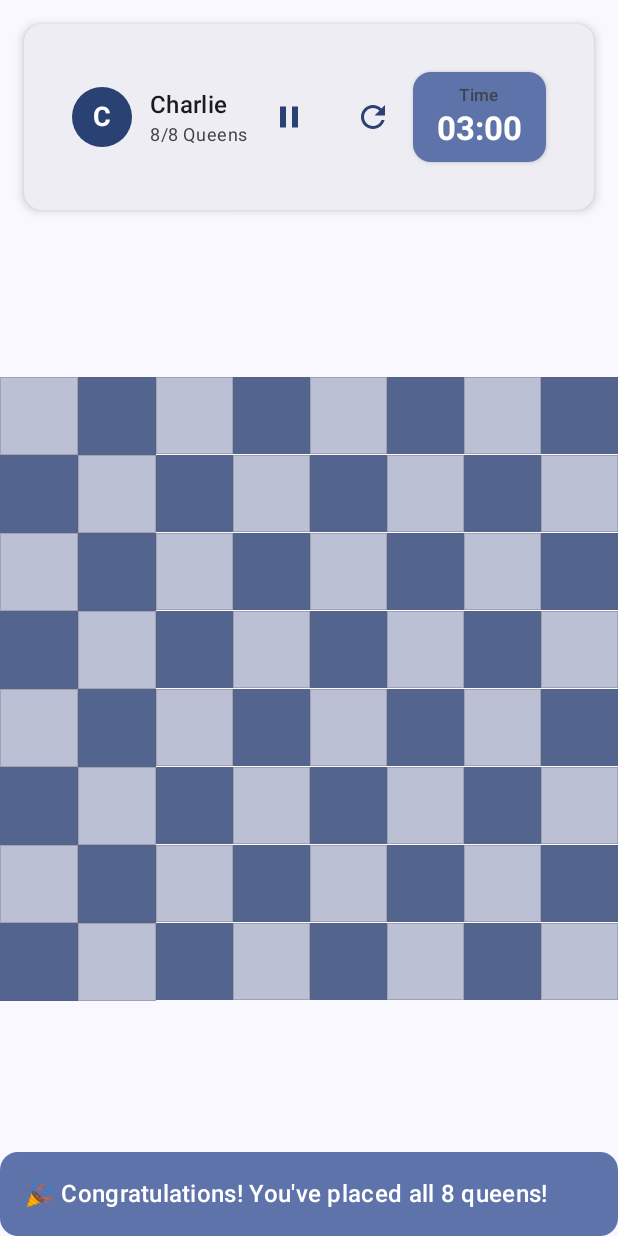
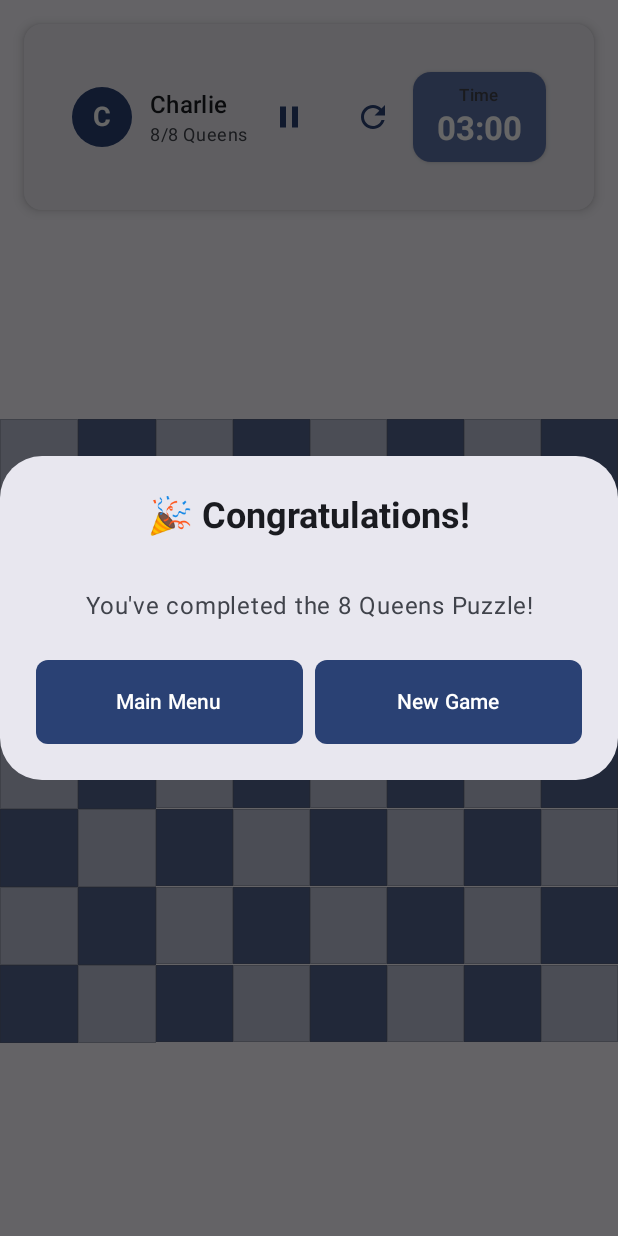
Before and after one commit to danilo04/nqueens-game, an Android app built with Jetpack Compose: the @Preview function NQueensGameScreenCompletedPreview, on a phone screen of 412 x 824 dp. Run offline under Robolectric (Android 15) with nearby library versions, the phone set to English and light mode, and no system bars; our stand-ins replace Dagger/Hilt's generated code.

Commit message:
Use a dialog to show message to winner

```diff
--- a/app/src/main/java/com/nqueens/game/core/design/components/CGButton.kt
+++ b/app/src/main/java/com/nqueens/game/core/design/components/CGButton.kt
@@ -5,6 +5,7 @@ import androidx.compose.foundation.layout.fillMaxWidth
 import androidx.compose.foundation.layout.height
 import androidx.compose.foundation.shape.RoundedCornerShape
 import androidx.compose.material3.Button
+import androidx.compose.material3.ButtonColors
 import androidx.compose.material3.ButtonDefaults
 import androidx.compose.material3.MaterialTheme
 import androidx.compose.runtime.Composable
@@ -16,6 +17,10 @@ fun CGButton(
     onClick: () -> Unit,
     modifier: Modifier = Modifier,
     enabled: Boolean = true,
+    colors: ButtonColors =
+        ButtonDefaults.buttonColors(
+            containerColor = MaterialTheme.colorScheme.primary,
+        ),
     content: @Composable RowScope.() -> Unit,
 ) {
     Button(
@@ -24,10 +29,7 @@ fun CGButton(
             modifier
                 .fillMaxWidth()
                 .height(56.dp),
-        colors =
-            ButtonDefaults.buttonColors(
-                containerColor = MaterialTheme.colorScheme.primary,
-            ),
+        colors = colors,
         enabled = enabled,
         shape = RoundedCornerShape(8.dp),
         content = content,
--- a/app/src/main/java/com/nqueens/game/features/nqueens/ui/NQueensGameScreen.kt
+++ b/app/src/main/java/com/nqueens/game/features/nqueens/ui/NQueensGameScreen.kt
@@ -22,6 +22,7 @@ import androidx.compose.material.icons.automirrored.filled.ArrowBack
 import androidx.compose.material.icons.filled.Pause
 import androidx.compose.material.icons.filled.PlayArrow
 import androidx.compose.material.icons.filled.Refresh
+import androidx.compose.material3.AlertDialog
 import androidx.compose.material3.Card
 import androidx.compose.material3.CardDefaults
 import androidx.compose.material3.CenterAlignedTopAppBar
@@ -33,6 +34,11 @@ import androidx.compose.material3.Scaffold
 import androidx.compose.material3.Surface
 import androidx.compose.material3.Text
 import androidx.compose.runtime.Composable
+import androidx.compose.runtime.LaunchedEffect
+import androidx.compose.runtime.getValue
+import androidx.compose.runtime.mutableStateOf
+import androidx.compose.runtime.remember
+import androidx.compose.runtime.setValue
 import androidx.compose.ui.Alignment
 import androidx.compose.ui.Modifier
 import androidx.compose.ui.draw.clip
@@ -40,13 +46,16 @@ import androidx.compose.ui.graphics.Color
 import androidx.compose.ui.platform.LocalConfiguration
 import androidx.compose.ui.res.stringResource
 import androidx.compose.ui.text.font.FontWeight
+import androidx.compose.ui.text.style.TextAlign
 import androidx.compose.ui.tooling.preview.Preview
 import androidx.compose.ui.unit.dp
 import androidx.compose.ui.unit.sp
+import androidx.compose.ui.window.DialogProperties
 import androidx.hilt.navigation.compose.hiltViewModel
 import androidx.lifecycle.compose.collectAsStateWithLifecycle
 import com.nqueens.game.R
 import com.nqueens.game.core.board.ui.components.BoardView
+import com.nqueens.game.core.design.components.CGButton
 import com.nqueens.game.core.design.theme.ChessGamesTheme
 import com.nqueens.game.core.utils.ui.rememberAppState
 import com.nqueens.game.features.nqueens.domain.NQueensBoardGame
@@ -101,6 +110,7 @@ fun NQueensGameScreen(
                 }
             },
             onResetGame = viewModel::resetGame,
+            onNavigateToMainMenu = onNavigateBack,
             modifier = modifier.padding(paddingValues),
         )
     }
@@ -111,6 +121,7 @@ fun NQueensGameScreenContent(
     uiState: NQueensGameUiState,
     onPauseToggle: () -> Unit,
     onResetGame: () -> Unit,
+    onNavigateToMainMenu: () -> Unit,
     modifier: Modifier = Modifier,
 ) {
     val configuration = LocalConfiguration.current
@@ -155,7 +166,7 @@ fun NQueensGameScreenContent(
                         isGameCompleted = uiState.isGameCompleted,
                         onPauseToggle = onPauseToggle,
                         onResetGame = onResetGame,
-                        isLandScape = isLandscape,
+                        isLandScape = true,
                     )
 
                     Spacer(modifier = Modifier.weight(1f))
@@ -164,6 +175,8 @@ fun NQueensGameScreenContent(
                     GameStatusSection(
                         isGameCompleted = uiState.isGameCompleted,
                         totalQueens = uiState.totalQueens,
+                        onNewGame = onResetGame,
+                        onMainMenu = onNavigateToMainMenu,
                     )
                 }
             }
@@ -182,7 +195,7 @@ fun NQueensGameScreenContent(
                     isGameCompleted = uiState.isGameCompleted,
                     onPauseToggle = onPauseToggle,
                     onResetGame = onResetGame,
-                    isLandScape = isLandscape,
+                    isLandScape = false,
                     modifier = Modifier.padding(16.dp),
                 )
 
@@ -201,6 +214,8 @@ fun NQueensGameScreenContent(
                 GameStatusSection(
                     isGameCompleted = uiState.isGameCompleted,
                     totalQueens = uiState.totalQueens,
+                    onNewGame = onResetGame,
+                    onMainMenu = onNavigateToMainMenu,
                 )
             }
         }
@@ -263,7 +278,14 @@ fun GameHeaderSection(
                     ) {
                         Icon(
                             imageVector = if (isGamePaused) Icons.Default.PlayArrow else Icons.Default.Pause,
-                            contentDescription = if (isGamePaused) "Resume" else "Pause",
+                            contentDescription =
+                                if (isGamePaused) {
+                                    stringResource(
+                                        R.string.resume_game,
+                                    )
+                                } else {
+                                    stringResource(R.string.pause_game)
+                                },
                             tint = MaterialTheme.colorScheme.primary,
                         )
                     }
@@ -273,7 +295,7 @@ fun GameHeaderSection(
                     IconButton(onClick = onResetGame) {
                         Icon(
                             imageVector = Icons.Default.Refresh,
-                            contentDescription = "Reset Game",
+                            contentDescription = stringResource(R.string.reset_game),
                             tint = MaterialTheme.colorScheme.primary,
                         )
                     }
@@ -342,7 +364,7 @@ fun PlayerInfoSection(
                     color = MaterialTheme.colorScheme.onSurface,
                 )
                 Text(
-                    text = "$queensPlaced/$totalQueens Queens",
+                    text = "$queensPlaced/$totalQueens ${stringResource(R.string.queens_count)}",
                     style = MaterialTheme.typography.bodySmall,
                     color = MaterialTheme.colorScheme.onSurfaceVariant,
                 )
@@ -377,7 +399,7 @@ fun TimerSection(
             horizontalAlignment = Alignment.CenterHorizontally,
         ) {
             Text(
-                text = "Time",
+                text = stringResource(R.string.time_label),
                 style = MaterialTheme.typography.labelSmall,
                 color = MaterialTheme.colorScheme.onSurfaceVariant,
             )
@@ -430,7 +452,7 @@ fun BoardSection(
                         ),
                 ) {
                     Text(
-                        text = "PAUSED",
+                        text = stringResource(R.string.game_paused),
                         modifier = Modifier.padding(24.dp),
                         style = MaterialTheme.typography.headlineMedium,
                         fontWeight = FontWeight.Bold,
@@ -443,28 +465,115 @@ fun BoardSection(
 }
 
 @Composable
+fun GameCompletionDialog(
+    totalQueens: Int,
+    onNewGame: () -> Unit,
+    onMainMenu: () -> Unit,
+    onDismiss: () -> Unit,
+) {
+    AlertDialog(
+        onDismissRequest = onDismiss,
+        properties = DialogProperties(dismissOnClickOutside = false),
+        confirmButton = {
+            Row(
+                horizontalArrangement = Arrangement.spacedBy(8.dp),
+            ) {
+                CGButton(
+                    onClick = onMainMenu,
+                    modifier = Modifier.weight(1f),
+                ) {
+                    Text(stringResource(R.string.main_menu))
+                }
+                CGButton(
+                    onClick = onNewGame,
+                    modifier = Modifier.weight(1f),
+                ) {
+                    Text(stringResource(R.string.new_game))
+                }
+            }
+        },
+        title = {
+            Text(
+                text = stringResource(R.string.congratulations_title),
+                style = MaterialTheme.typography.headlineSmall,
+                fontWeight = FontWeight.Bold,
+                textAlign = TextAlign.Center,
+                modifier = Modifier.fillMaxWidth(),
+            )
+        },
+        text = {
+            Column(
+                horizontalAlignment = Alignment.CenterHorizontally,
+                modifier = Modifier.fillMaxWidth(),
+            ) {
+                Spacer(modifier = Modifier.height(16.dp))
+                Text(
+                    text = stringResource(R.string.puzzle_completed_message, totalQueens),
+                    style = MaterialTheme.typography.bodyLarge,
+                    textAlign = TextAlign.Center,
+                )
+            }
+        },
+    )
+}
+
+@Composable
+fun ConfettiAnimation() {
+    Box(
+        modifier =
+            Modifier
+                .fillMaxWidth()
+                .height(100.dp),
+        contentAlignment = Alignment.Center,
+    ) {
+        // Simple confetti representation using emojis
+        val confettiEmojis = listOf("🎉", "🎊", "✨", "🌟", "💫")
+
+        Row(
+            horizontalArrangement = Arrangement.SpaceEvenly,
+            modifier = Modifier.fillMaxWidth(),
+        ) {
+            confettiEmojis.forEach { emoji ->
+                Text(
+                    text = emoji,
+                    fontSize = 24.sp,
+                    modifier = Modifier.padding(4.dp),
+                )
+            }
+        }
+    }
+}
+
+@Composable
 fun GameStatusSection(
     isGameCompleted: Boolean,
     totalQueens: Int,
-    modifier: Modifier = Modifier,
+    onNewGame: () -> Unit,
+    onMainMenu: () -> Unit,
 ) {
-    if (isGameCompleted) {
-        Card(
-            modifier = modifier.fillMaxWidth(),
-            colors =
-                CardDefaults.cardColors(
-                    containerColor = MaterialTheme.colorScheme.primaryContainer,
-                ),
-        ) {
-            Text(
-                text = "🎉 Congratulations! You've placed all $totalQueens queens!",
-                modifier = Modifier.padding(16.dp),
-                style = MaterialTheme.typography.titleMedium,
-                fontWeight = FontWeight.SemiBold,
-                color = MaterialTheme.colorScheme.onPrimaryContainer,
-                textAlign = androidx.compose.ui.text.style.TextAlign.Center,
-            )
+    var showDialog by remember { mutableStateOf(false) }
+
+    LaunchedEffect(isGameCompleted) {
+        if (isGameCompleted) {
+            showDialog = true
         }
+    }
+
+    if (showDialog && isGameCompleted) {
+        GameCompletionDialog(
+            totalQueens = totalQueens,
+            onNewGame = {
+                showDialog = false
+                onNewGame()
+            },
+            onMainMenu = {
+                showDialog = false
+                onMainMenu()
+            },
+            onDismiss = {
+                showDialog = false
+            },
+        )
     }
 }
 
@@ -494,6 +603,7 @@ fun NQueensGameScreenPreview() {
             uiState = mockUiState,
             onPauseToggle = { },
             onResetGame = { },
+            onNavigateToMainMenu = { },
         )
     }
 }
@@ -518,6 +628,7 @@ fun NQueensGameScreenPausedPreview() {
         NQueensGameScreenContent(
             uiState = mockUiState,
             onPauseToggle = { },
+            onNavigateToMainMenu = {},
             onResetGame = { },
         )
     }
@@ -544,6 +655,7 @@ fun NQueensGameScreenCompletedPreview() {
             uiState = mockUiState,
             onPauseToggle = { },
             onResetGame = { },
+            onNavigateToMainMenu = {},
         )
     }
 }
@@ -573,6 +685,7 @@ fun NQueensGameScreenLandscapePreview() {
             uiState = mockUiState,
             onPauseToggle = { },
             onResetGame = { },
+            onNavigateToMainMenu = {},
         )
     }
 }
--- a/app/src/main/res/values/strings.xml
+++ b/app/src/main/res/values/strings.xml
@@ -2,6 +2,7 @@
     <string name="app_name">Chess Games App</string>
 
     <!-- Main Menu Screen -->
+    <string name="main_menu">Main Menu</string>
     <string name="main_menu_title">N-Queens Puzzle</string>
     <string name="main_menu_new_game">Start New Game</string>
     <string name="main_menu_leaderboards">Leaderboards</string>
@@ -18,5 +19,15 @@
     <string name="start_game">Start Game</string>
     <string name="navigate_back">Navigate back</string>
 
+    <!-- N-Queens Game Screen -->
+    <string name="resume_game">Resume</string>
+    <string name="pause_game">Pause</string>
+    <string name="reset_game">Reset Game</string>
+    <string name="queens_count">Queens</string>
+    <string name="time_label">Time</string>
+    <string name="game_paused">PAUSED</string>
+    <string name="congratulations_title">🎉 Congratulations!</string>
+    <string name="puzzle_completed_message">You\'ve completed the %1$d Queens Puzzle!</string>
+
     <string name="delete">Delete</string>
 </resources>
```
